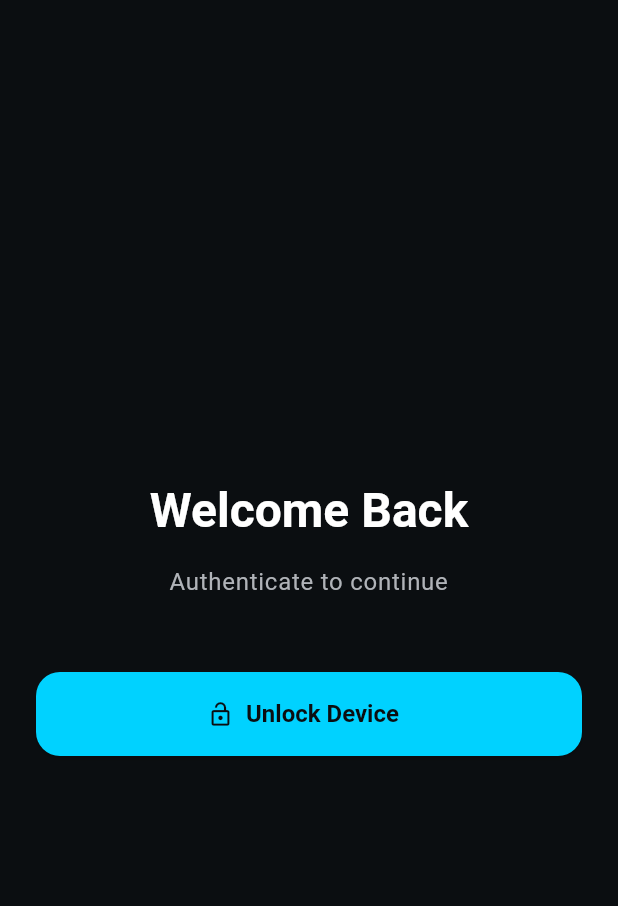
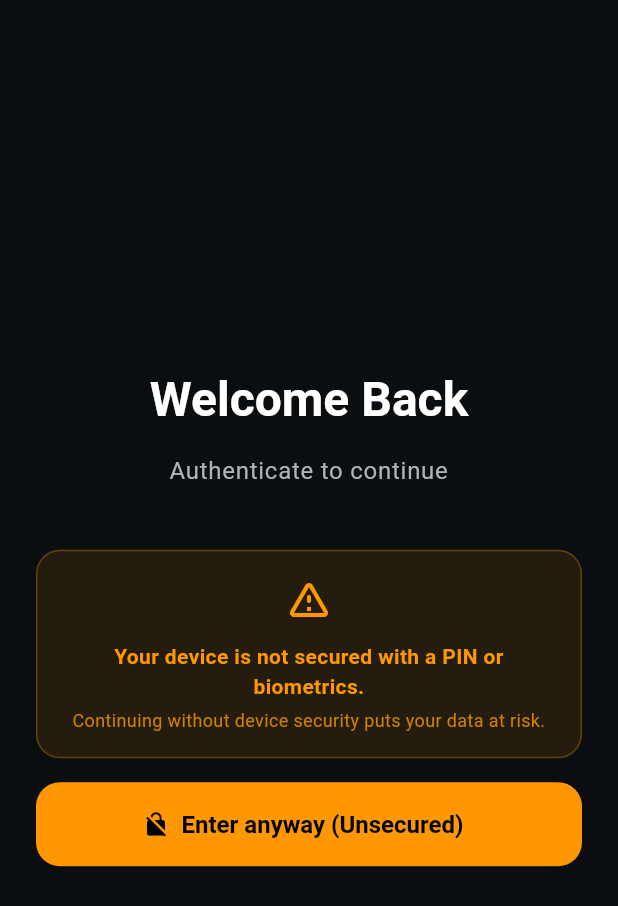
Before and after one commit to DiegoVilla27/face-id-flutter, a Flutter app: the screen it shows after launch, on a phone screen of 412 x 824 dp. Shown: the top 906 px of the screen. Run offline on Flutter 3.47's test engine with Material 3 defaults, Android fonts, the phone set to English and light mode, and no system bars; our stand-ins replace flutter_riverpod, go_router, local_auth, riverpod_annotation; generated files the repository leaves out were written again.

Commit message:
feat(auth): implement smart bypass for insecure devices and localized security warnings

```diff
--- a/lib/l10n/app_en.arb
+++ b/lib/l10n/app_en.arb
@@ -8,5 +8,8 @@
   "unlockDevice": "Unlock Device",
   "homeTitle": "Secure Home",
   "homeWelcome": "Safe surroundings detected",
-  "logout": "Logout"
+  "logout": "Logout",
+  "insecureDeviceWarning": "Your device is not secured with a PIN or biometrics.",
+  "enterUnsecured": "Enter anyway (Unsecured)",
+  "continueAtYourOwnRisk": "Continuing without device security puts your data at risk."
 }
--- a/lib/l10n/app_es.arb
+++ b/lib/l10n/app_es.arb
@@ -8,5 +8,8 @@
   "unlockDevice": "Desbloquear Dispositivo",
   "homeTitle": "Inicio Seguro",
   "homeWelcome": "Entorno seguro detectado",
-  "logout": "Cerrar sesión"
+  "logout": "Cerrar sesión",
+  "insecureDeviceWarning": "Tu dispositivo no tiene PIN ni biometría configurada.",
+  "enterUnsecured": "Entrar sin protección",
+  "continueAtYourOwnRisk": "Continuar sin seguridad en el dispositivo pone en riesgo tus datos."
 }
--- a/lib/screens/public/login/login_screen.dart
+++ b/lib/screens/public/login/login_screen.dart
@@ -29,7 +29,18 @@ class LoginScreen extends ConsumerWidget {
                 style: context.typography.bodyLarge,
                 textAlign: TextAlign.center,
               ),
-              const SizedBox(height: 48),
+              const SizedBox(height: 40),
+
+              // Security Warning Molecule
+              authType.maybeWhen(
+                data: (type) => type == AppAuthType.none
+                  ? const _SecurityWarning()
+                  : const SizedBox.shrink(),
+                orElse: () => const SizedBox.shrink(),
+              ),
+
+              const SizedBox(height: 16),
+
               // Dynamic Auth Button
               authState.maybeWhen(
                 loading: () => const CircularProgressIndicator.adaptive(),
@@ -39,9 +50,59 @@ class LoginScreen extends ConsumerWidget {
                   error: (_, __) => _AuthButton(type: AppAuthType.none),
                 ),
               ),
+
               if (authState.hasError) ...[
                 const SizedBox(height: 24),
-                Container(
+                _ErrorBanner(message: authState.error.toString()),
+              ],
+            ],
+          ),
+        ),
+      ),
+    );
+  }
+}
+
+class _SecurityWarning extends StatelessWidget {
+  const _SecurityWarning();
+
+  @override
+  Widget build(BuildContext context) {
+    return Container(
+      padding: const EdgeInsets.all(16),
+      decoration: BoxDecoration(
+        color: Colors.orange.withValues(alpha: 0.1),
+        borderRadius: BorderRadius.circular(16),
+        border: Border.all(color: Colors.orange.withValues(alpha: 0.3)),
+      ),
+      child: Column(
+        children: [
+          const Icon(Icons.warning_amber_rounded, color: Colors.orange, size: 32),
+          const SizedBox(height: 12),
+          Text(
+            context.l10n.insecureDeviceWarning,
+            style: const TextStyle(fontWeight: FontWeight.bold, color: Colors.orange),
+            textAlign: TextAlign.center,
+          ),
+          const SizedBox(height: 4),
+          Text(
+            context.l10n.continueAtYourOwnRisk,
+            style: TextStyle(color: Colors.orange.withValues(alpha: 0.8), fontSize: 12),
+            textAlign: TextAlign.center,
+          ),
+        ],
+      ),
+    );
+  }
+}
+
+class _ErrorBanner extends StatelessWidget {
+  final String message;
+  const _ErrorBanner({required this.message});
+
+  @override
+  Widget build(BuildContext context) {
+    return Container(
       padding: const EdgeInsets.all(12),
       decoration: BoxDecoration(
         color: context.colors.error.withValues(alpha: 0.1),
@@ -53,17 +114,11 @@ class LoginScreen extends ConsumerWidget {
           const SizedBox(width: 12),
           Expanded(
             child: Text(
-                          authState.error.toString(),
+              message,
               style: TextStyle(color: context.colors.error, fontSize: 13),
             ),
           ),
         ],
-                  ),
-                ),
-              ],
-            ],
-          ),
-        ),
       ),
     );
   }
@@ -90,8 +145,8 @@ class _AuthButton extends ConsumerWidget {
         icon = Icons.grid_view_sharp;
         label = context.l10n.unlockWithPin;
       case AppAuthType.none:
-        icon = Icons.lock_open;
-        label = context.l10n.unlockDevice;
+        icon = Icons.no_encryption_gmailerrorred_rounded;
+        label = context.l10n.enterUnsecured;
     }
 
     return ElevatedButton.icon(
@@ -100,6 +155,9 @@ class _AuthButton extends ConsumerWidget {
       },
       icon: Icon(icon),
       label: Text(label),
+      style: type == AppAuthType.none
+        ? ElevatedButton.styleFrom(backgroundColor: Colors.orange, foregroundColor: Colors.black)
+        : null,
     );
   }
 }
--- a/lib/services/auth_service.dart
+++ b/lib/services/auth_service.dart
@@ -15,6 +15,12 @@ class AuthNotifier extends _$AuthNotifier {
 
     // Check what we have available
     final authType = await ref.read(authTypeProvider.future);
+
+    // If device is insecure (none), bypass authentication with a direct success
+    if (authType == AppAuthType.none) {
+      state = const AsyncValue.data(true);
+      return;
+    }
 
     // We allow biometricOnly: false if the device only supports PIN/Pattern
     final bool biometricOnly = authType != AppAuthType.pin;
```
Also changed, not shown: lib/l10n/generated/app_localizations.dart, lib/l10n/generated/app_localizations_en.dart, lib/l10n/generated/app_localizations_es.dart. Lines whose indentation alone changed are shown as unchanged.
